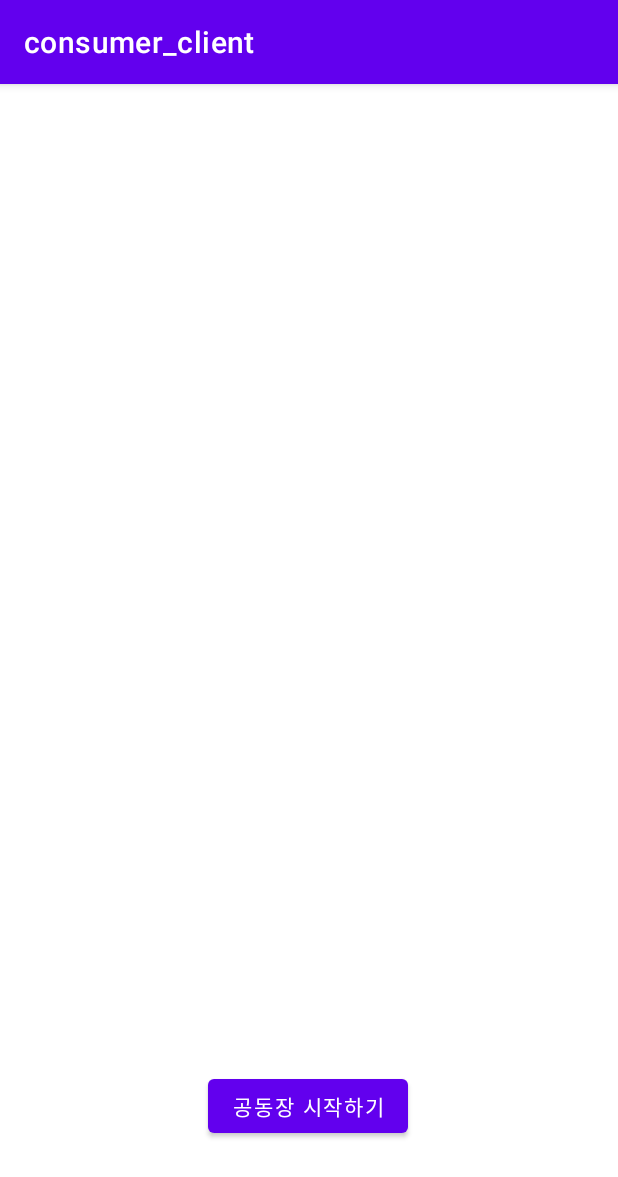
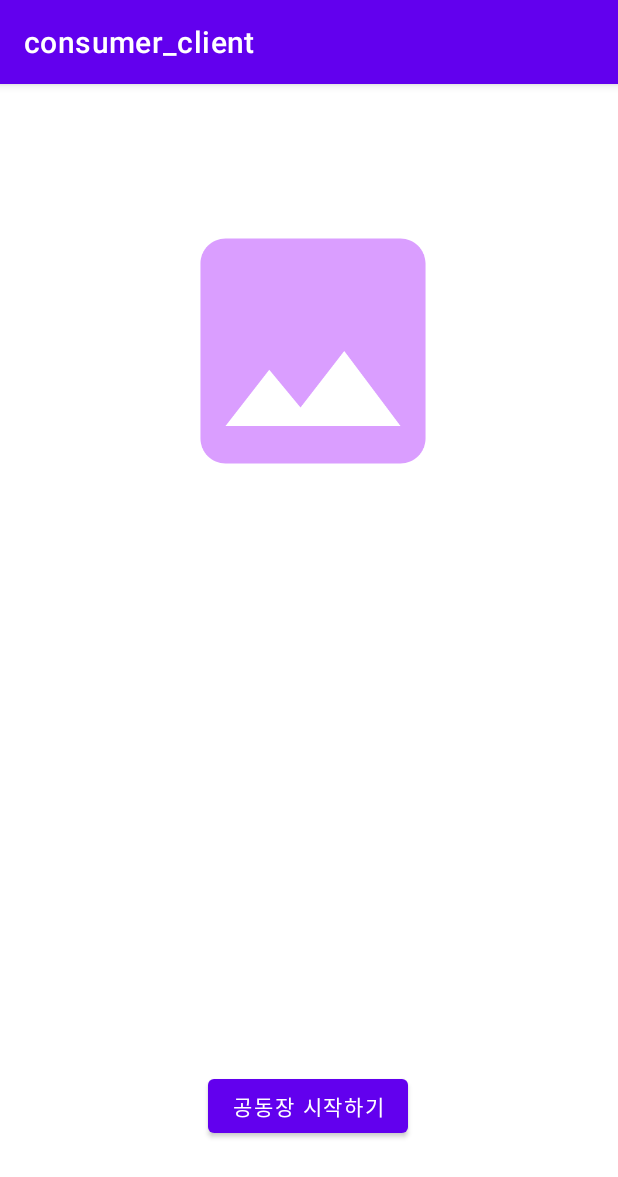
Before and after one commit to Gongdongjang/consumer_client, an Android app: the StartActivity screen opened directly, with no data from a screen before it, on a phone screen of 412 x 824 dp. Shown: the top 1177 px of the screen. Run offline under Robolectric (Android 15) with nearby library versions, the phone set to English and light mode, and no system bars.

Commit message:
[형식] 기본 이미지 변경

```diff
--- a/app/src/main/res/layout/activity_start.xml
+++ b/app/src/main/res/layout/activity_start.xml
@@ -19,14 +19,14 @@
 
     <ImageView
         android:id="@+id/imageView"
-        android:layout_width="wrap_content"
-        android:layout_height="wrap_content"
+        android:layout_width="200dp"
+        android:layout_height="200dp"
+        android:background="@drawable/ic_baseline_image_24"
         app:layout_constraintBottom_toTopOf="@+id/btn_startGdjang"
         app:layout_constraintEnd_toEndOf="parent"
         app:layout_constraintHorizontal_bias="0.512"
         app:layout_constraintStart_toStartOf="parent"
         app:layout_constraintTop_toTopOf="parent"
-        app:layout_constraintVertical_bias="0.171"
-        tools:srcCompat="@tools:sample/avatars" />
+        app:layout_constraintVertical_bias="0.171"/>
 
 </androidx.constraintlayout.widget.ConstraintLayout>
```
Also changed, not shown: app/src/main/res/layout/activity_login.xml (+4 -3 lines), build.gradle (line endings or trailing spaces).
